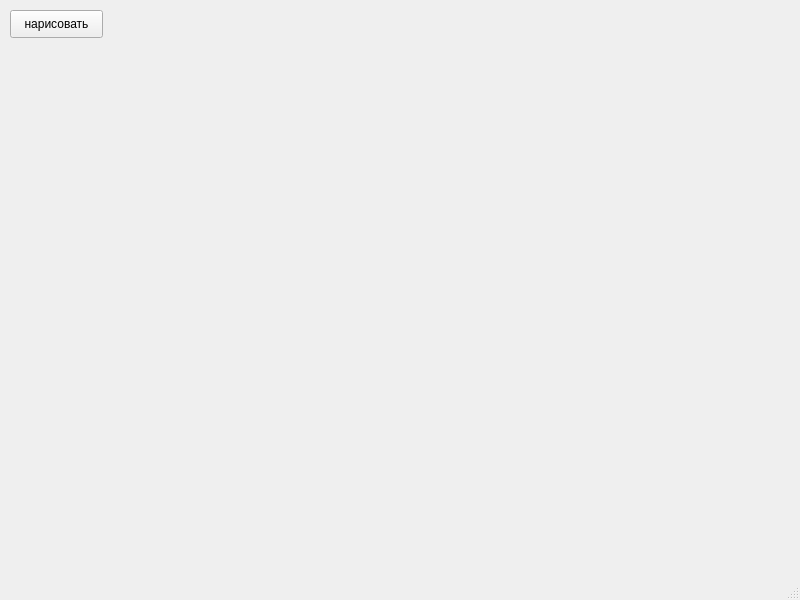
Old version of the form qwe.ui in the repository Dirasir/elips.
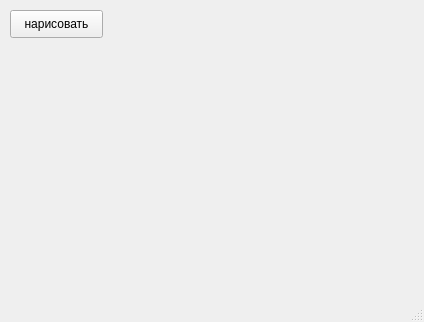
New version of the form.

Diff of the .ui file:
```diff
--- a/qwe.ui
+++ b/qwe.ui
@@ -6,8 +6,8 @@
    <rect>
     <x>0</x>
     <y>0</y>
-    <width>800</width>
-    <height>600</height>
+    <width>424</width>
+    <height>322</height>
    </rect>
   </property>
   <property name="windowTitle">
```
Left out of the diff: 4 changed lines with no effect on the pictures.
